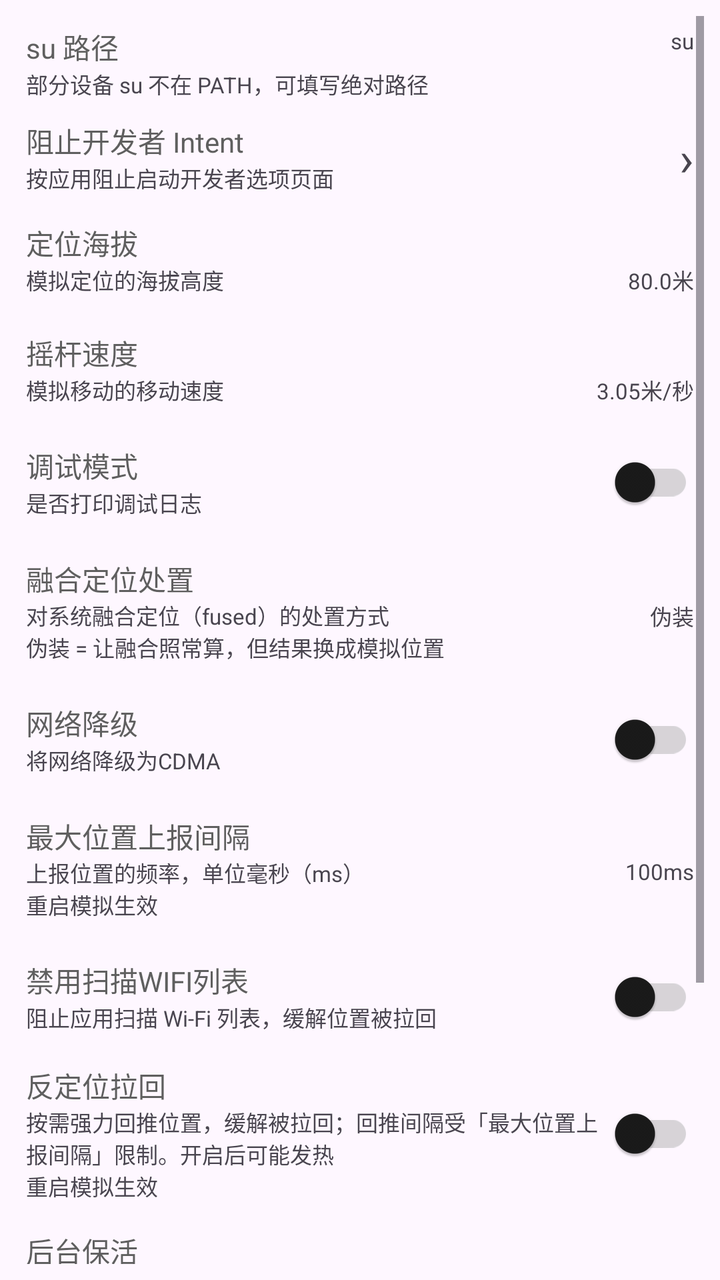
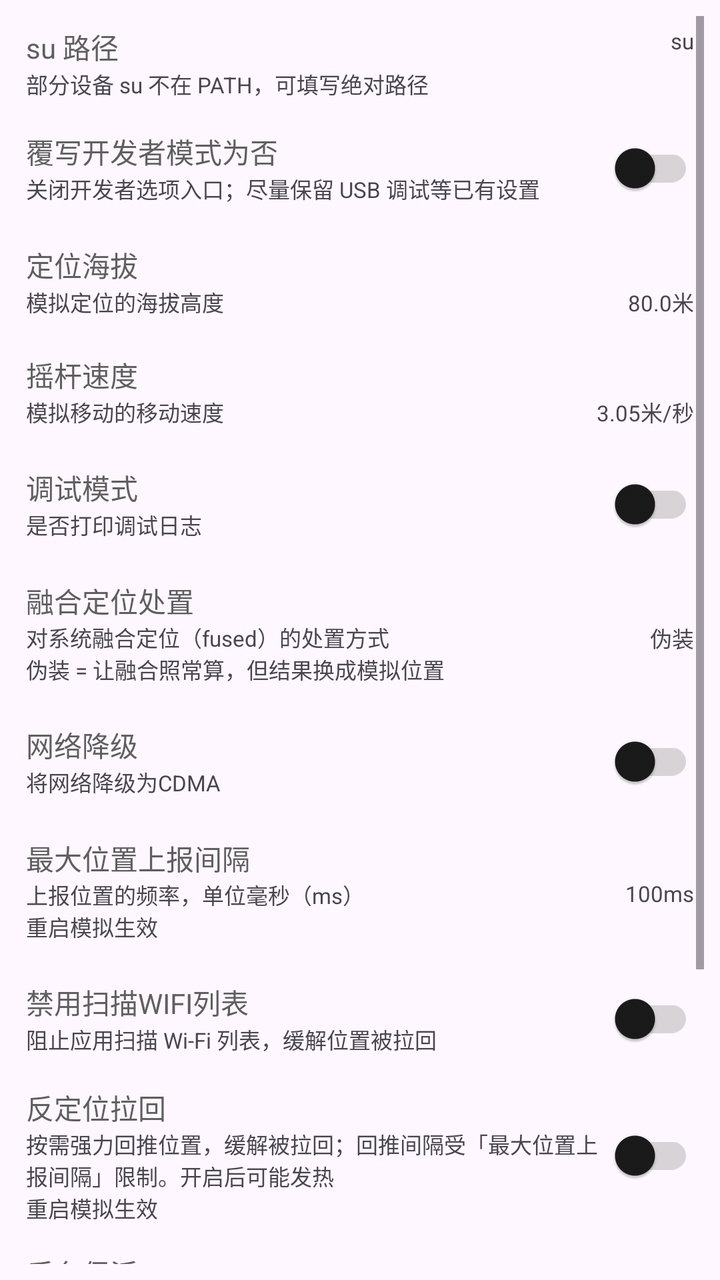

Before-and-after screenshots of an Android layout around one commit, followed by the original layout XML and the change that was made.
<!-- AndroidManifest.xml: application theme AppTheme -->
<!-- res/layout/fragment_settings.xml -->
<?xml version="1.0" encoding="utf-8"?>
<androidx.constraintlayout.widget.ConstraintLayout xmlns:android="http://schemas.android.com/apk/res/android"
    xmlns:app="http://schemas.android.com/apk/res-auto"
    xmlns:tools="http://schemas.android.com/tools"
    android:layout_width="match_parent"
    android:layout_height="match_parent"
    android:padding="8dp"
    tools:context=".ui.settings.SettingsFragment">

    <ScrollView
        android:layout_width="match_parent"
        android:layout_height="0dp"
        app:layout_constraintTop_toTopOf="parent"
        app:layout_constraintStart_toStartOf="parent">

        <LinearLayout
            android:layout_width="match_parent"
            android:layout_height="wrap_content"
            android:orientation="vertical">

            <androidx.constraintlayout.widget.ConstraintLayout
                android:id="@+id/su_path_layout"
                android:layout_width="match_parent"
                android:layout_height="wrap_content"
                android:padding="5dp">

                <com.google.android.material.textview.MaterialTextView
                    android:id="@+id/su_path_title"
                    android:layout_width="0dp"
                    android:layout_height="wrap_content"
                    android:text="su 路径"
                    android:textColor="?attr/colorOnSurfaceVariant"
                    app:layout_constraintStart_toStartOf="parent"
                    app:layout_constraintEnd_toStartOf="@id/su_path_value"
                    app:layout_constraintTop_toTopOf="parent" />

                <com.google.android.material.textview.MaterialTextView
                    android:id="@+id/su_path_desc"
                    android:layout_width="0dp"
                    android:layout_height="wrap_content"
                    android:text="部分设备 su 不在 PATH，可填写绝对路径"
                    android:textSize="11sp"
                    app:layout_constraintStart_toStartOf="parent"
                    app:layout_constraintEnd_toStartOf="@id/su_path_value"
                    app:layout_constraintTop_toBottomOf="@id/su_path_title" />

                <com.google.android.material.textview.MaterialTextView
                    android:id="@+id/su_path_value"
                    android:layout_width="120dp"
                    android:layout_height="wrap_content"
                    android:gravity="end"
                    android:text="su"
                    android:textSize="11sp"
                    app:layout_constraintTop_toTopOf="parent"
                    app:layout_constraintEnd_toEndOf="parent" />

            </androidx.constraintlayout.widget.ConstraintLayout>

            <LinearLayout
                android:id="@+id/dev_intent_guard_layout"
                android:layout_width="match_parent"
                android:layout_height="wrap_content"
                android:clickable="true"
                android:focusable="true"
                android:gravity="center_vertical"
                android:orientation="horizontal"
                android:padding="5dp">
                <LinearLayout
                    android:layout_width="0dp"
                    android:layout_height="wrap_content"
                    android:layout_weight="1"
                    android:orientation="vertical">
                    <com.google.android.material.textview.MaterialTextView
                        android:layout_width="wrap_content"
                        android:layout_height="wrap_content"
                        android:text="阻止开发者 Intent"
                        android:textColor="?attr/colorOnSurfaceVariant" />
                    <com.google.android.material.textview.MaterialTextView
                        android:layout_width="wrap_content"
                        android:layout_height="wrap_content"
                        android:text="按应用阻止启动开发者选项页面"
                        android:textSize="11sp" />
                </LinearLayout>
                <com.google.android.material.textview.MaterialTextView
                    android:layout_width="wrap_content"
                    android:layout_height="wrap_content"
                    android:text="›"
                    android:textSize="24sp" />
            </LinearLayout>

            <LinearLayout
                android:id="@+id/selinux_layout"
                android:visibility="gone"
                android:layout_width="match_parent"
                android:layout_height="wrap_content"
                android:gravity="center_vertical"
                android:orientation="horizontal"
                android:padding="5dp">
                <LinearLayout
                    android:layout_width="0dp"
                    android:layout_height="wrap_content"
                    android:layout_weight="1"
                    android:orientation="vertical"
                    android:gravity="center_vertical">
                    <com.google.android.material.textview.MaterialTextView
                        android:layout_width="wrap_content"
                        android:layout_height="wrap_content"
                        android:text="@string/selinux"
                        android:textColor="?attr/colorOnSurfaceVariant" />
                    <com.google.android.material.textview.MaterialTextView
                        android:layout_width="wrap_content"
                        android:layout_height="wrap_content"
                        android:text="@string/need_open_selinux"
                        android:textSize="11sp" />
                </LinearLayout>
                <com.google.android.material.switchmaterial.SwitchMaterial
                    android:id="@+id/selinux_switch"
                    android:layout_width="wrap_content"
                    android:layout_height="wrap_content"
                    android:layout_gravity="center_vertical"/>
            </LinearLayout>

            <androidx.constraintlayout.widget.ConstraintLayout
                android:id="@+id/altitude_layout"
                android:layout_width="match_parent"
                android:layout_height="wrap_content"
                android:gravity="center_vertical"
                android:padding="5dp"
                android:layout_marginTop="4dp"
                android:layout_marginBottom="4dp">

                <com.google.android.material.textview.MaterialTextView
                    android:id="@+id/altitude_title"
                    android:layout_width="0dp"
                    android:layout_height="wrap_content"
                    android:text="@string/altitude"
                    android:textColor="?attr/colorOnSurfaceVariant"
                    app:layout_constraintStart_toStartOf="parent"
                    app:layout_constraintEnd_toStartOf="@id/altitude_value"
                    app:layout_constraintTop_toTopOf="parent"/>

                <com.google.android.material.textview.MaterialTextView
                    android:id="@+id/altitude_desc"
                    android:layout_width="0dp"
                    android:layout_height="wrap_content"
                    android:text="@string/altitude_desc"
                    android:textSize="11sp"
                    app:layout_constraintStart_toStartOf="parent"
                    app:layout_constraintEnd_toStartOf="@id/altitude_value"
                    app:layout_constraintTop_toBottomOf="@id/altitude_title"/>

                <com.google.android.material.textview.MaterialTextView
                    android:id="@+id/altitude_value"
                    android:layout_width="96dp"
                    android:layout_height="wrap_content"
                    android:gravity="end"
                    android:text="80.0米"
                    android:textSize="11sp"
                    app:layout_constraintTop_toBottomOf="@id/altitude_title"
                    app:layout_constraintEnd_toEndOf="parent" />

            </androidx.constraintlayout.widget.ConstraintLayout>

            <androidx.constraintlayout.widget.ConstraintLayout
                android:id="@+id/speed_layout"
                android:layout_width="match_parent"
                android:layout_height="wrap_content"
                android:gravity="center_vertical"
                android:padding="5dp"
                android:layout_marginTop="4dp"
                android:layout_marginBottom="4dp">

                <com.google.android.material.textview.MaterialTextView
                    android:id="@+id/speed_title"
                    android:layout_width="0dp"
                    android:layout_height="wrap_content"
                    android:text="@string/rocker_speed"
                    android:textColor="?attr/colorOnSurfaceVariant"
                    app:layout_constraintStart_toStartOf="parent"
                    app:layout_constraintEnd_toStartOf="@id/speed_value"
                    app:layout_constraintTop_toTopOf="parent"/>

                <com.google.android.material.textview.MaterialTextView
                    android:id="@+id/speed_desc"
                    android:layout_width="0dp"
                    android:layout_height="wrap_content"
                    android:text="@string/rocker_speed_desc"
                    android:textSize="11sp"
                    app:layout_constraintStart_toStartOf="parent"
                    app:layout_constraintEnd_toStartOf="@id/speed_value"
                    app:layout_constraintTop_toBottomOf="@id/speed_title"/>

                <com.google.android.material.textview.MaterialTextView
                    android:id="@+id/speed_value"
                    android:layout_width="96dp"
                    android:layout_height="wrap_content"
                    android:gravity="end"
                    android:text="3.05米/秒"
                    android:textSize="11sp"
                    app:layout_constraintTop_toBottomOf="@id/speed_title"
                    app:layout_constraintEnd_toEndOf="parent" />

            </androidx.constraintlayout.widget.ConstraintLayout>

            <LinearLayout
                android:id="@+id/debug_layout"
                android:layout_width="match_parent"
                android:layout_height="wrap_content"
                android:padding="5dp"
                android:gravity="center_vertical"
                android:orientation="horizontal">
                <LinearLayout
                    android:layout_width="0dp"
                    android:layout_height="wrap_content"
                    android:layout_weight="1"
                    android:orientation="vertical"
                    android:gravity="center_vertical">
                    <com.google.android.material.textview.MaterialTextView
                        android:layout_width="wrap_content"
                        android:layout_height="wrap_content"
                        android:text="@string/debug"
                        android:textColor="?attr/colorOnSurfaceVariant" />
                    <com.google.android.material.textview.MaterialTextView
                        android:layout_width="wrap_content"
                        android:layout_height="wrap_content"
                        android:text="@string/debug_desc"
                        android:textSize="11sp" />
                </LinearLayout>
                <com.google.android.material.switchmaterial.SwitchMaterial
                    android:id="@+id/debug_switch"
                    android:layout_width="wrap_content"
                    android:layout_height="wrap_content"
                    android:layout_gravity="center_vertical"/>
            </LinearLayout>

            
            <androidx.constraintlayout.widget.ConstraintLayout
                android:id="@+id/dfused_layout"
                android:layout_width="match_parent"
                android:layout_height="wrap_content"
                android:gravity="center_vertical"
                android:padding="5dp"
                android:layout_marginTop="4dp"
                android:layout_marginBottom="4dp">

                <com.google.android.material.textview.MaterialTextView
                    android:id="@+id/dfused_title"
                    android:layout_width="0dp"
                    android:layout_height="wrap_content"
                    android:text="@string/dfused"
                    android:textColor="?attr/colorOnSurfaceVariant"
                    app:layout_constraintStart_toStartOf="parent"
                    app:layout_constraintEnd_toStartOf="@id/dfused_value"
                    app:layout_constraintTop_toTopOf="parent"/>

                <com.google.android.material.textview.MaterialTextView
                    android:id="@+id/dfused_desc"
                    android:layout_width="0dp"
                    android:layout_height="wrap_content"
                    android:text="@string/dfused_desc"
                    android:textSize="11sp"
                    app:layout_constraintStart_toStartOf="parent"
                    app:layout_constraintEnd_toStartOf="@id/dfused_value"
                    app:layout_constraintTop_toBottomOf="@id/dfused_title"/>

                <com.google.android.material.textview.MaterialTextView
                    android:id="@+id/dfused_value"
                    android:layout_width="96dp"
                    android:layout_height="wrap_content"
                    android:gravity="end"
                    android:text="伪装"
                    android:textSize="11sp"
                    app:layout_constraintTop_toBottomOf="@id/dfused_title"
                    app:layout_constraintEnd_toEndOf="parent" />

            </androidx.constraintlayout.widget.ConstraintLayout>

            <LinearLayout
                android:id="@+id/cdma_layout"
                android:layout_width="match_parent"
                android:layout_height="wrap_content"
                android:gravity="center_vertical"
                android:padding="5dp"
                android:orientation="horizontal">
                <LinearLayout
                    android:layout_width="0dp"
                    android:layout_height="wrap_content"
                    android:layout_weight="1"
                    android:orientation="vertical"
                    android:gravity="center_vertical">
                    <com.google.android.material.textview.MaterialTextView
                        android:layout_width="wrap_content"
                        android:layout_height="wrap_content"
                        android:text="@string/cdma"
                        android:textColor="?attr/colorOnSurfaceVariant" />
                    <com.google.android.material.textview.MaterialTextView
                        android:layout_width="wrap_content"
                        android:layout_height="wrap_content"
                        android:text="@string/cdma_desc"
                        android:textSize="11sp" />
                </LinearLayout>
                <com.google.android.material.switchmaterial.SwitchMaterial
                    android:id="@+id/cdma_switch"
                    android:layout_width="wrap_content"
                    android:layout_height="wrap_content"
                    android:layout_gravity="center_vertical"/>
            </LinearLayout>

            <androidx.constraintlayout.widget.ConstraintLayout
                android:id="@+id/report_duration_layout"
                android:layout_width="match_parent"
                android:layout_height="wrap_content"
                android:gravity="center_vertical"
                android:padding="5dp"
                android:layout_marginTop="4dp"
                android:layout_marginBottom="4dp">

                <com.google.android.material.textview.MaterialTextView
                    android:id="@+id/report_duration_title"
                    android:layout_width="0dp"
                    android:layout_height="wrap_content"
                    android:text="@string/item_report_duration_title"
                    android:textColor="?attr/colorOnSurfaceVariant"
                    app:layout_constraintStart_toStartOf="parent"
                    app:layout_constraintEnd_toStartOf="@id/report_duration_value"
                    app:layout_constraintTop_toTopOf="parent"/>

                <com.google.android.material.textview.MaterialTextView
                    android:id="@+id/report_duration_desc"
                    android:layout_width="0dp"
                    android:layout_height="wrap_content"
                    android:text="@string/item_report_duration_desc"
                    android:textSize="11sp"
                    app:layout_constraintStart_toStartOf="parent"
                    app:layout_constraintEnd_toStartOf="@id/report_duration_value"
                    app:layout_constraintTop_toBottomOf="@id/report_duration_title"/>

                <com.google.android.material.textview.MaterialTextView
                    android:id="@+id/report_duration_value"
                    android:layout_width="96dp"
                    android:layout_height="wrap_content"
                    android:gravity="end"
                    android:text="@string/item_report_duration_value"
                    android:textSize="11sp"
                    app:layout_constraintTop_toBottomOf="@id/report_duration_title"
                    app:layout_constraintEnd_toEndOf="parent" />

            </androidx.constraintlayout.widget.ConstraintLayout>


            <LinearLayout
                android:id="@+id/disable_wlan_scan_layout"
                android:layout_width="match_parent"
                android:layout_height="wrap_content"
                android:gravity="center_vertical"
                android:padding="5dp"
                android:orientation="horizontal">
                <LinearLayout
                    android:layout_width="0dp"
                    android:layout_height="wrap_content"
                    android:layout_weight="1"
                    android:orientation="vertical"
                    android:gravity="center_vertical">
                    <com.google.android.material.textview.MaterialTextView
                        android:layout_width="wrap_content"
                        android:layout_height="wrap_content"
                        android:text="禁用扫描WIFI列表"
                        android:textColor="?attr/colorOnSurfaceVariant" />
                    <com.google.android.material.textview.MaterialTextView
                        android:layout_width="wrap_content"
                        android:layout_height="wrap_content"
                        android:text="阻止应用扫描 Wi-Fi 列表，缓解位置被拉回"
                        android:textSize="11sp" />
                </LinearLayout>
                <com.google.android.material.switchmaterial.SwitchMaterial
                    android:id="@+id/disable_wlan_scan_switch"
                    android:layout_width="wrap_content"
                    android:layout_height="wrap_content"
                    android:layout_gravity="center_vertical"/>
            </LinearLayout>

            <LinearLayout
                android:id="@+id/loop_broadcast_location_layout"
                android:layout_width="match_parent"
                android:layout_height="wrap_content"
                android:gravity="center_vertical"
                android:padding="5dp"
                android:orientation="horizontal">
                <LinearLayout
                    android:layout_width="0dp"
                    android:layout_height="wrap_content"
                    android:layout_weight="1"
                    android:orientation="vertical"
                    android:gravity="center_vertical">
                    <com.google.android.material.textview.MaterialTextView
                        android:layout_width="wrap_content"
                        android:layout_height="wrap_content"
                        android:text="反定位拉回"
                        android:textColor="?attr/colorOnSurfaceVariant" />
                    <com.google.android.material.textview.MaterialTextView
                        android:layout_width="wrap_content"
                        android:layout_height="wrap_content"
                        android:text="按需强力回推位置，缓解被拉回；回推间隔受「最大位置上报间隔」限制。开启后可能发热\n重启模拟生效"
                        android:textSize="11sp" />
                </LinearLayout>
                <com.google.android.material.switchmaterial.SwitchMaterial
                    android:id="@+id/loop_broadcast_location_switch"
                    android:layout_width="wrap_content"
                    android:layout_height="wrap_content"
                    android:layout_gravity="center_vertical"/>
            </LinearLayout>

            
            <LinearLayout
                android:id="@+id/keep_alive_layout"
                android:layout_width="match_parent"
                android:layout_height="wrap_content"
                android:layout_marginTop="4dp"
                android:layout_marginBottom="4dp"
                android:gravity="center_vertical"
                android:orientation="horizontal"
                android:padding="5dp">
                <LinearLayout
                    android:layout_width="0dp"
                    android:layout_height="wrap_content"
                    android:layout_weight="1"
                    android:gravity="center_vertical"
                    android:orientation="vertical">
                    <com.google.android.material.textview.MaterialTextView
                        android:layout_width="wrap_content"
                        android:layout_height="wrap_content"
                        android:text="后台保活"
                        android:textColor="?attr/colorOnSurfaceVariant" />
                    <com.google.android.material.textview.MaterialTextView
                        android:layout_width="wrap_content"
                        android:layout_height="wrap_content"
                        android:text="仅在**无人值守仍在走**时启用（自动播放 / 摇杆锁定后继续走）：\n用前台服务把 App 钉住，防止被系统冻结导致位置停住；空闲时按系统默认省电"
                        android:textSize="11sp" />
                </LinearLayout>
                <com.google.android.material.switchmaterial.SwitchMaterial
                    android:id="@+id/keep_alive_switch"
                    android:layout_width="wrap_content"
                    android:layout_height="wrap_content"
                    android:layout_gravity="center_vertical"/>
            </LinearLayout>

            
            <LinearLayout
                android:id="@+id/battery_optimization_layout"
                android:layout_width="match_parent"
                android:layout_height="wrap_content"
                android:gravity="center_vertical"
                android:orientation="horizontal"
                android:padding="5dp">
                <LinearLayout
                    android:layout_width="0dp"
                    android:layout_height="wrap_content"
                    android:layout_weight="1"
                    android:gravity="center_vertical"
                    android:orientation="vertical">
                    <com.google.android.material.textview.MaterialTextView
                        android:layout_width="wrap_content"
                        android:layout_height="wrap_content"
                        android:text="电池优化白名单"
                        android:textColor="?attr/colorOnSurfaceVariant" />
                    <com.google.android.material.textview.MaterialTextView
                        android:id="@+id/battery_optimization_state"
                        android:layout_width="wrap_content"
                        android:layout_height="wrap_content"
                        android:text="读取中…"
                        android:textSize="11sp" />
                </LinearLayout>
            </LinearLayout>

            <LinearLayout
                android:id="@+id/allow_landscape_layout"
                android:layout_width="match_parent"
                android:layout_height="wrap_content"
                android:gravity="center_vertical"
                android:padding="5dp"
                android:orientation="horizontal">
                <LinearLayout
                    android:layout_width="0dp"
                    android:layout_height="wrap_content"
                    android:layout_weight="1"
                    android:orientation="vertical"
                    android:gravity="center_vertical">
                    <com.google.android.material.textview.MaterialTextView
                        android:layout_width="wrap_content"
                        android:layout_height="wrap_content"
                        android:text="@string/allow_landscape"
                        android:textColor="?attr/colorOnSurfaceVariant" />
                    <com.google.android.material.textview.MaterialTextView
                        android:layout_width="wrap_content"
                        android:layout_height="wrap_content"
                        android:text="@string/allow_landscape_desc"
                        android:textSize="11sp" />
                </LinearLayout>
                <com.google.android.material.switchmaterial.SwitchMaterial
                    android:id="@+id/allow_landscape_switch"
                    android:layout_width="wrap_content"
                    android:layout_height="wrap_content"
                    android:layout_gravity="center_vertical"/>
            </LinearLayout>

        </LinearLayout>

    </ScrollView>
</androidx.constraintlayout.widget.ConstraintLayout>
<!-- resources referenced by this layout -->
<resources>
  <string name="allow_landscape">允许横屏</string>
  <string name="allow_landscape_desc">横屏下部分界面可能显示异常</string>
  <string name="altitude">定位海拔</string>
  <string name="altitude_desc">模拟定位的海拔高度</string>
  <string name="cdma">网络降级</string>
  <string name="cdma_desc">将网络降级为CDMA</string>
  <string name="debug">调试模式</string>
  <string name="debug_desc">是否打印调试日志</string>
  <string name="dfused">融合定位处置</string>
  <string name="dfused_desc">对系统融合定位（fused）的处置方式\n伪装 = 让融合照常算，但结果换成模拟位置</string>
  <string name="item_report_duration_desc">上报位置的频率，单位毫秒（ms）\n重启模拟生效</string>
  <string name="item_report_duration_title">最大位置上报间隔</string>
  <string name="item_report_duration_value">100ms</string>
  <string name="need_open_selinux">是否开启SELinux</string>
  <string name="rocker_speed">摇杆速度</string>
  <string name="rocker_speed_desc">模拟移动的移动速度</string>
  <string name="selinux">SELinux</string>
  <style name="AppTheme" parent="Theme.Material3.Light.NoActionBar">
          
          <item name="colorPrimary">#5F5F5F</item>
          <item name="colorOnPrimary">#FFFFFF</item>
          <item name="colorPrimaryContainer">#E0E0E0</item>
          <item name="colorOnPrimaryContainer">#1E1E1E</item>
          <item name="colorSecondary">#494949</item>
          <item name="colorOnSecondary">#FFFFFF</item>
          <item name="colorSecondaryContainer">#E7E7E7</item>
          <item name="colorOnSecondaryContainer">#2A2A2A</item>
          <item name="colorSurface">#FFFFFF</item>
          <item name="colorOnSurface">#1A1A1A</item>
          <item name="colorSurfaceVariant">#F0F0F0</item>
          <item name="colorOnSurfaceVariant">#5F5F5F</item>
          <item name="colorOutline">#747474</item>
  
          
          <item name="portalFabIconTint">#1A1A1A</item>
  
          
          <item name="android:statusBarColor">@android:color/transparent</item>
          <item name="android:windowDrawsSystemBarBackgrounds">true</item>
          <item name="android:windowTranslucentStatus">true</item>
          <item name="windowActionModeOverlay">true</item>
          <item name="windowActionBar">false</item>
          <item name="windowNoTitle">true</item>
  
          
          <item name="searchViewStyle">@style/Portal.SearchViewStyle</item>
          <item name="sliderStyle">@style/Portal.SliderTheme</item>
          <item name="android:popupMenuStyle">@style/PortalPopupMenuStyle</item>
          
          <item name="switchStyle">@style/Portal.SwitchStyle</item>
      </style>
  <style name="Portal.SearchViewStyle" parent="Widget.AppCompat.SearchView" />
  <style name="Portal.SliderTheme" parent="Widget.Material3.Slider" />
  <style name="PortalPopupMenuStyle" parent="Widget.Material3.PopupMenu">
          <item name="android:popupAnimationStyle">@style/PortalPopupAnimation</item>
      </style>
  <style name="Portal.SwitchStyle" parent="Widget.Material3.CompoundButton.Switch">
          <item name="useMaterialThemeColors">true</item>
          <item name="trackTint">@color/switch_track_tint</item>
      </style>
  <style name="PortalPopupAnimation">
          <item name="android:windowEnterAnimation">@anim/popup_in_top_end</item>
          <item name="android:windowExitAnimation">@anim/popup_out_top_end</item>
      </style>
</resources>

<!-- the commit's change to res/layout/fragment_settings.xml (unified diff, before → after) -->
@@ -57,11 +57,9 @@
             </androidx.constraintlayout.widget.ConstraintLayout>
 
             <LinearLayout
-                android:id="@+id/dev_intent_guard_layout"
-                android:layout_width="match_parent"
-                android:layout_height="wrap_content"
-                android:clickable="true"
-                android:focusable="true"
+                android:id="@+id/dev_override_layout"
+                android:layout_width="match_parent"
+                android:layout_height="wrap_content"
                 android:gravity="center_vertical"
                 android:orientation="horizontal"
                 android:padding="5dp">
@@ -73,19 +71,19 @@
                     <com.google.android.material.textview.MaterialTextView
                         android:layout_width="wrap_content"
                         android:layout_height="wrap_content"
-                        android:text="阻止开发者 Intent"
-                        android:textColor="?attr/colorOnSurfaceVariant" />
-                    <com.google.android.material.textview.MaterialTextView
-                        android:layout_width="wrap_content"
-                        android:layout_height="wrap_content"
-                        android:text="按应用阻止启动开发者选项页面"
-                        android:textSize="11sp" />
-                </LinearLayout>
-                <com.google.android.material.textview.MaterialTextView
-                    android:layout_width="wrap_content"
-                    android:layout_height="wrap_content"
-                    android:text="›"
-                    android:textSize="24sp" />
+                        android:text="覆写开发者模式为否"
+                        android:textColor="?attr/colorOnSurfaceVariant" />
+                    <com.google.android.material.textview.MaterialTextView
+                        android:layout_width="wrap_content"
+                        android:layout_height="wrap_content"
+                        android:text="关闭开发者选项入口；尽量保留 USB 调试等已有设置"
+                        android:textSize="11sp" />
+                </LinearLayout>
+                <com.google.android.material.switchmaterial.SwitchMaterial
+                    android:id="@+id/dev_override_switch"
+                    android:layout_width="wrap_content"
+                    android:layout_height="wrap_content"
+                    android:layout_gravity="center_vertical" />
             </LinearLayout>
 
             <LinearLayout
